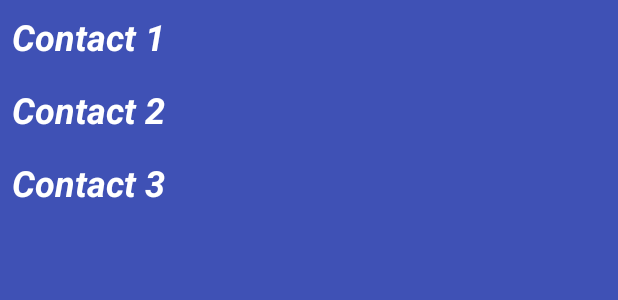
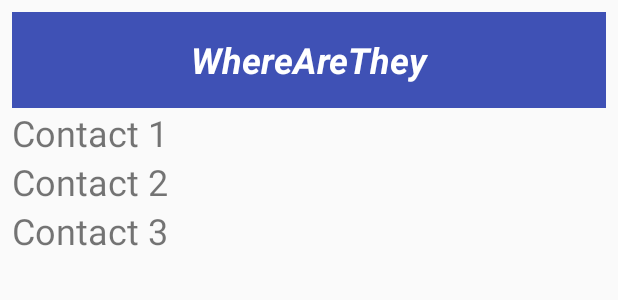
Before and after one commit to nbmaltais/P6-WhereAreThey, an Android app: the layout favorite_contacts_widget.xml on its own in the app's theme, with its tools: preview values and no code run, on a phone screen of 412 x 824 dp. Shown: the top 300 px of the screen. Run offline under Robolectric (Android 15) with nearby library versions, the phone set to English and light mode, and no system bars.

Commit message:
Changed widget.

```diff
--- a/app/src/main/res/layout/favorite_contacts_widget.xml
+++ b/app/src/main/res/layout/favorite_contacts_widget.xml
@@ -2,41 +2,42 @@
               xmlns:tools="http://schemas.android.com/tools"
                 android:layout_width="match_parent"
                 android:layout_height="match_parent"
-                android:background="@color/colorPrimary"
                 android:padding="@dimen/widget_margin"
+                android:layout_margin="@dimen/widget_layout_margin"
                 android:orientation="vertical">
 
     <TextView
-    android:id="@+id/appwidget_contact1"
-    android:layout_width="wrap_content"
-    android:layout_height="wrap_content"
-    android:layout_margin="@dimen/widget_layout_margin"
-    android:background="?android:attr/selectableItemBackground"
-    android:text="@string/widget_contact1_default_text"
-    android:textColor="#ffffff"
-    android:textSize="@dimen/widget_text_size"
-    android:textStyle="bold|italic"/>
+        android:id="@+id/appwidget_header"
+        android:layout_width="match_parent"
+        android:layout_height="?attr/listPreferredItemHeight"
+        android:background="@color/colorPrimary"
+        android:text="@string/app_name"
+        android:textColor="#ffffff"
+        android:textSize="@dimen/widget_text_size"
+        android:gravity="center"
+        android:textStyle="bold|italic"/>
+
+    <TextView
+        android:id="@+id/appwidget_contact1"
+        android:layout_width="wrap_content"
+        android:layout_height="wrap_content"
+        android:theme="@style/widget_favorite_item"
+        android:text="@string/widget_contact1_default_text"
+    />
 
     <TextView
         android:id="@+id/appwidget_contact2"
         android:layout_width="wrap_content"
         android:layout_height="wrap_content"
-        android:layout_margin="@dimen/widget_layout_margin"
-        android:background="?android:attr/selectableItemBackground"
+        android:theme="@style/widget_favorite_item"
         android:text="@string/widget_contact2_default_text"
-        android:textColor="#ffffff"
-        android:textSize="@dimen/widget_text_size"
-        android:textStyle="bold|italic"/>
+    />
 
     <TextView
         android:id="@+id/appwidget_contact3"
         android:layout_width="wrap_content"
         android:layout_height="wrap_content"
-        android:layout_margin="@dimen/widget_layout_margin"
-        android:background="?android:attr/selectableItemBackground"
         android:text="@string/widget_contact3_default_text"
-        android:textColor="#ffffff"
-        android:textSize="@dimen/widget_text_size"
-        android:textStyle="bold|italic"/>
+        android:theme="@style/widget_favorite_item"/>
 
 </LinearLayout>
--- a/app/src/main/res/values/strings.xml
+++ b/app/src/main/res/values/strings.xml
@@ -1,5 +1,5 @@
 <resources>
-    <string name="app_name">WhereAreYou</string>
+    <string name="app_name">WhereAreThey</string>
     <string name="title_activity_main">WhereAreThey</string>
     <string name="login_button">Login</string>
     <string name="login.error.registration_failed">An error occurred while signing up.</string>
--- a/app/src/main/res/values/styles.xml
+++ b/app/src/main/res/values/styles.xml
@@ -30,4 +30,9 @@
         <item name="android:textColor">#fff</item>
     </style>
 
+    <style name="widget_favorite_item">
+        <item name="android:textSize">@dimen/widget_text_size</item>
+        <item name="android:background">?android:attr/selectableItemBackground</item >
+    </style>
+
 </resources>
```
Also changed, not shown: app/src/main/AndroidManifest.xml (+6 -1 lines), app/src/main/java/ca/nbsoft/whereareyou/LocationRequestService.java (added, +20 -0 lines), app/src/main/java/ca/nbsoft/whereareyou/Utility/PreferenceUtils.java (+11 -6 lines).
